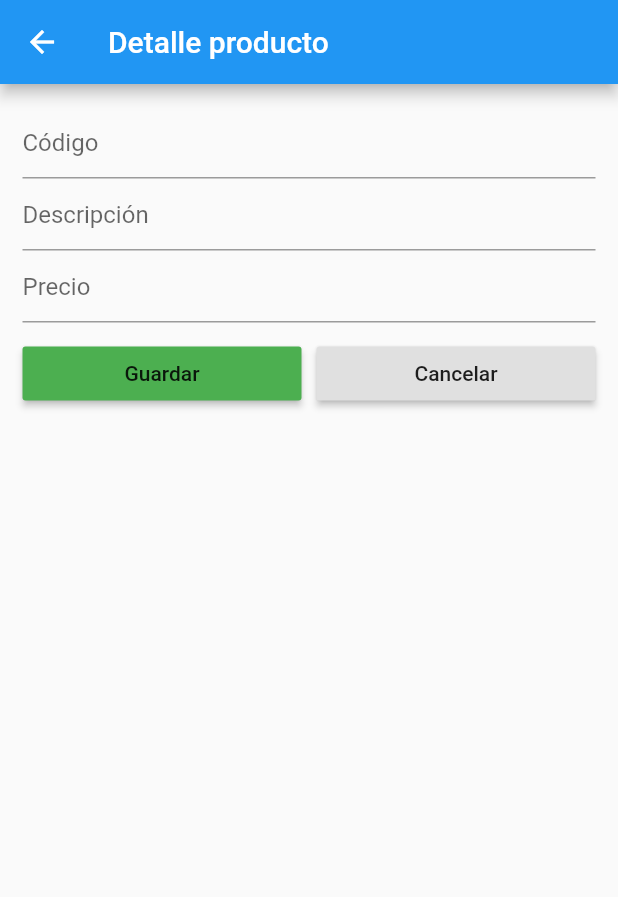
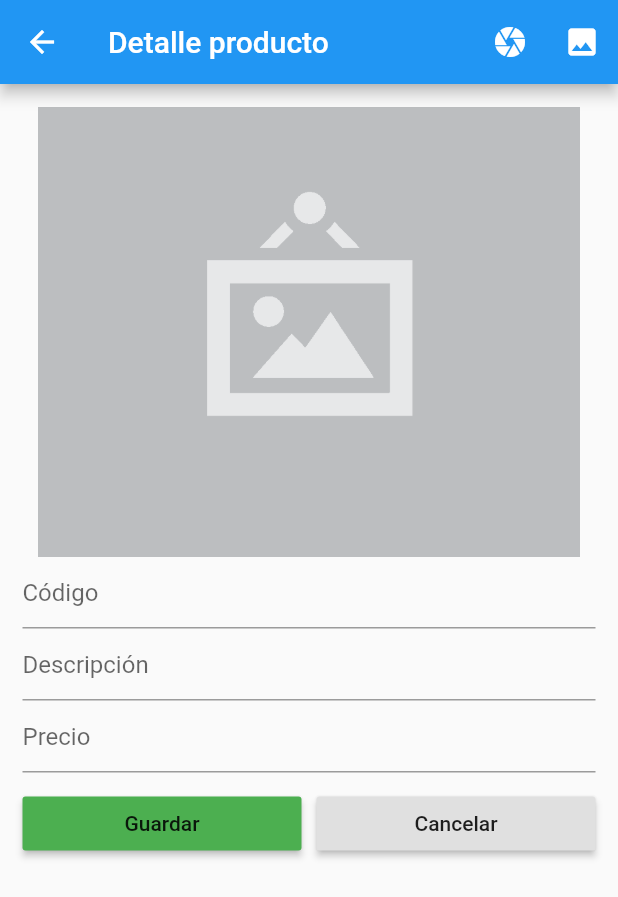
Before and after one commit to durosero/app-productos, a Flutter app: the Detalle screen opened by its route, after a tap on "Guardar", on a phone screen of 412 x 824 dp. Shown: the top 897 px of the screen. Run offline on Flutter 3.47's test engine with Material 2 defaults, Android fonts, the phone set to English and light mode, and no system bars; our stand-ins replace fluttertoast, image_picker; missing offline and left inert: multipart_request; network calls fail.

Commit message:
añadimos la opcion carga de imagen

```diff
--- a/lib/provider/productos_provider.dart
+++ b/lib/provider/productos_provider.dart
@@ -15,12 +15,13 @@ class ProductosProvider {
     //print(response.body);
   }
 
-   Future guardarProducto(String codigo, String descripcion, String precio) async {
+   Future guardarProducto(String codigo, String descripcion, String precio, String imagen) async {
      final url = _url+"/guardar";
     Map<String, String> params = {
       'codigo' : codigo,
       'descripcion' : descripcion,
-      'precio1' : precio
+      'precio1' : precio,
+      'imagen' : imagen
     };
 
     final response = await http.post(
@@ -35,12 +36,13 @@ class ProductosProvider {
     return decodeData;
   }
 
-  Future editarProducto(String id, String codigo, String descripcion, String precio) async {
+  Future editarProducto(String id, String codigo, String descripcion, String precio, String imagen) async {
      final url = _url+"/actualizar/$id";
     Map<String, String> params = {
       'codigo' : codigo,
       'descripcion' : descripcion,
-      'precio1' : precio
+      'precio1' : precio,
+      'imagen' : imagen
     };
     print(params);
     print(url);
--- a/lib/views/detalle.dart
+++ b/lib/views/detalle.dart
@@ -1,33 +1,65 @@
+import 'dart:convert';
+import 'dart:io';
+
 import 'package:flutter/material.dart';
+import 'package:productos/provider/imagen_provider.dart';
 import 'package:productos/provider/productos_provider.dart';
 import 'package:productos/utils/globlal.dart';
+import 'package:image_picker/image_picker.dart';
+import 'package:multipart_request/multipart_request.dart';
 
-class Detalle extends StatelessWidget {
+class Detalle extends StatefulWidget {
+  @override
+  _DetalleState createState() => _DetalleState();
+}
+
+class _DetalleState extends State<Detalle> {
   dynamic producto;
+  String btnMensaje = "Guardar";
+  bool activar = true;
+  String imagenSubida = "";
+
   final productosProvider = new ProductosProvider();
   TextEditingController txtCodigo = new TextEditingController();
   TextEditingController txtDescripcion = new TextEditingController();
   TextEditingController txtPrecio = new TextEditingController();
+  String imageUrl = null;
+
+  File _image;
+  final picker = ImagePicker();
 
   @override
   Widget build(BuildContext context) {
     producto = ModalRoute.of(context).settings.arguments;
-    //llenamos los campos con los valores
+    //llenamos los campos con los valores, solo para editar
     if (producto != null) {
       txtCodigo.text = producto['codigo'];
       txtDescripcion.text = producto['descripcion'];
+      print(producto['precio1']);
       txtPrecio.text = producto['precio1'];
+      //si no se ha seleccionado imagen colocamos la imagen por defecto
+      imageUrl = (_image == null) ? producto['imagen'] : null;
     }
-    print(producto);
-    return Container(
-      child: Scaffold(
-        appBar: AppBar(
-          title: Text("Detalle producto"),
-        ),
-        body: Container(
+    return Scaffold(
+      appBar: AppBar(
+        title: Text("Detalle producto"),
+        actions: <Widget>[
+          IconButton(
+            icon: Icon(Icons.camera),
+            onPressed: _camara,
+          ),
+          IconButton(
+            icon: Icon(Icons.image),
+            onPressed: _galeria,
+          ),
+        ],
+      ),
+      body: SingleChildScrollView(
+        child: Container(
           margin: EdgeInsets.all(15.0),
           child: Column(
             children: <Widget>[
+              _mostrarFoto(),
               _crearInputs(),
               SizedBox(
                 height: 10,
@@ -38,6 +70,26 @@ class Detalle extends StatelessWidget {
         ),
       ),
     );
+  }
+
+  Widget _mostrarFoto() {
+    if (imageUrl != null) {
+      return FadeInImage(
+        image: NetworkImage(imageUrl),
+        placeholder: AssetImage('assets/loading.gif'),
+        fit: BoxFit.cover,
+      );
+    } else {
+      //usamos un operador ternario para cambiar de widget en caso de no seleccionar imagen
+      return Image(
+        image: (_image?.path == null)
+            ? AssetImage('assets/no-image.png')
+            : FileImage(
+                _image), //AssetImage(_image?.path ?? 'assets/no-image.png'),
+        height: 300.0,
+        fit: BoxFit.cover,
+      );
+    }
   }
 
   Widget _crearInputs() {
@@ -68,10 +120,8 @@ class Detalle extends StatelessWidget {
         children: <Widget>[
           Expanded(
             child: RaisedButton(
-              child: Text("Guardar"),
-              onPressed: () {
-                _guardarProducto(context);
-              },
+              child: Text(btnMensaje),
+              onPressed: (activar) ? () => _subirImagen(context) : null,
               color: Colors.green,
             ),
           ),
@@ -81,7 +131,9 @@ class Detalle extends StatelessWidget {
           Expanded(
             child: RaisedButton(
               child: Text("Cancelar"),
-              onPressed: () {},
+              onPressed: () {
+                Navigator.pop(context);
+              },
             ),
           )
         ],
@@ -92,7 +144,8 @@ class Detalle extends StatelessWidget {
   void _guardarProducto(BuildContext context) {
     if (producto == null) {
       productosProvider
-          .guardarProducto(txtCodigo.text, txtDescripcion.text, txtPrecio.text)
+          .guardarProducto(
+              txtCodigo.text, txtDescripcion.text, txtPrecio.text, imagenSubida)
           .then((data) {
         if (data['error'] == false) {
           Navigator.pushNamed(context, "lista");
@@ -104,7 +157,7 @@ class Detalle extends StatelessWidget {
       //ACTUALIZAR EL PRODUCTO
       productosProvider
           .editarProducto(producto['id'], txtCodigo.text, txtDescripcion.text,
-              txtPrecio.text)
+              txtPrecio.text, imagenSubida)
           .then((data) {
         if (data['error'] == false) {
           Navigator.pushNamed(context, "lista");
@@ -113,4 +166,57 @@ class Detalle extends StatelessWidget {
       });
     }
   }
+
+  void _subirImagen(BuildContext context) {
+    //Validamos si selecciono imagen, no es asi guardamos directamente
+    if (_image == null) {
+      _guardarProducto(context);
+    } else {
+      var request = MultipartRequest();
+      request.setUrl("https://mareliz.com/api/upload");
+      request.addFile("file", _image.path);
+      Response response = request.send();
+      response.onError = () {
+        Map info = {'message': "Error conexion perdida"};
+        muestraMensaje(info);
+      };
+
+      response.onComplete = (response) {
+        Map respuesta = json.decode(response);
+        imagenSubida = respuesta['data']['name'];
+        print("la imagen subida al servidor es: " + imagenSubida);
+        setState(() {
+          btnMensaje = "Guardar";
+          activar = true;
+        });
+        _guardarProducto(context);
+      };
+
+      response.progress.listen((int progress) {
+        setState(() {
+          btnMensaje = "Subiendo $progress%";
+          activar = false;
+        });
+      });
+    }
+  }
+
+//METODO QUE INICIA LA CAMARA
+  Future _camara() async {
+    final pickedFile = await picker.getImage(source: ImageSource.camera);
+    if (pickedFile != null) {
+      setState(() {
+        _image = File(pickedFile.path);
+      });
+    }
+  }
+  //METODO QUE ABRE LA GALERIA
+  Future _galeria() async {
+    final pickedFile = await picker.getImage(source: ImageSource.gallery);
+    if (pickedFile != null) {
+      setState(() {
+        _image = File(pickedFile.path);
+      });
+    }
+  }
 }
--- a/pubspec.yaml
+++ b/pubspec.yaml
@@ -25,6 +25,8 @@ dependencies:
   cupertino_icons: ^0.1.2
   http: ^0.12.1
   fluttertoast: ^4.0.1
+  image_picker: ^0.6.7
+  multipart_request: ^0.2.0
 
 dev_dependencies:
   flutter_test:
@@ -43,8 +45,8 @@ flutter:
   uses-material-design: true
 
   # To add assets to your application, add an assets section, like this:
-  # assets:
-  #  - images/a_dot_burr.jpeg
+  assets:
+   - assets/
   #  - images/a_dot_ham.jpeg
 
   # An image asset can refer to one or more resolution-specific "variants", see
```
Also changed, not shown: lib/provider/imagen_provider.dart (added, +35 -0 lines), assets/loading.gif (added), assets/no-image.png (added), pubspec.lock, 1 other file.
